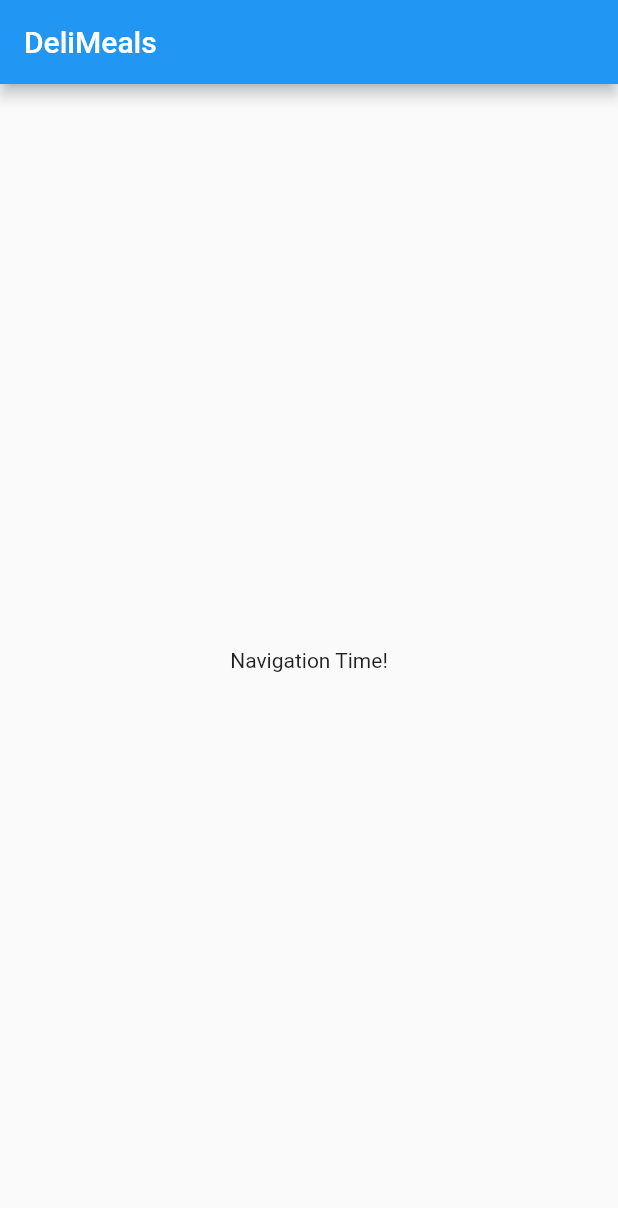
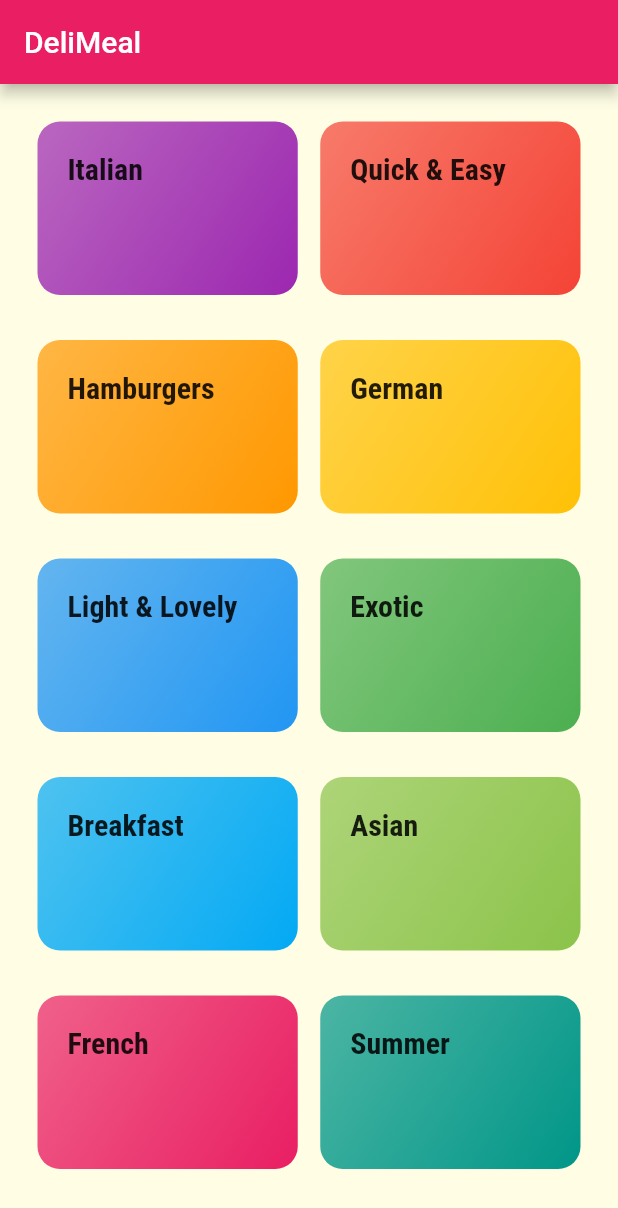
Before and after one commit to wcares/FlutterMealApp, a Flutter app: the screen it shows after launch, on a phone screen of 412 x 824 dp. Shown: the top 1208 px of the screen. Run offline on Flutter 3.47's test engine with Material 2 defaults, Android fonts, the phone set to English and light mode, and no system bars.

Commit message:
added assets and multiple screens

```diff
--- /dev/null
+++ b/lib/categories_screen.dart
@@ -0,0 +1,33 @@
+import 'package:flutter/material.dart';
+
+import './dummy_data.dart';
+import './category_item.dart';
+
+class CategoriesScreen extends StatelessWidget {
+  @override
+  Widget build(BuildContext context) {
+    return Scaffold(
+      appBar: AppBar(
+        title: const Text("DeliMeal"),
+      ),
+      body: GridView(
+        padding: const EdgeInsets.all(25),
+        children: DUMMY_CATEGORIES
+            .map(
+              (catData) => CategoryItem(
+                catData.id,
+                catData.title,
+                catData.color,
+              ),
+            )
+            .toList(),
+        gridDelegate: SliverGridDelegateWithMaxCrossAxisExtent(
+          maxCrossAxisExtent: 200,
+          childAspectRatio: 3 / 2,
+          crossAxisSpacing: 15,
+          mainAxisSpacing: 30,
+        ),
+      ),
+    );
+  }
+}
--- /dev/null
+++ b/lib/category_item.dart
@@ -0,0 +1,47 @@
+import 'package:flutter/material.dart';
+import './category_meals_screen.dart';
+
+class CategoryItem extends StatelessWidget {
+  final String id;
+  final String title;
+  final Color color;
+
+  CategoryItem(this.id, this.title, this.color);
+
+  void selectCategory(BuildContext ctx) {
+    Navigator.of(ctx).push(
+      MaterialPageRoute(
+        builder: (_) {
+          return CategoryMealsScreen(id, title);
+        },
+      ),
+    );
+  }
+
+  @override
+  Widget build(BuildContext context) {
+    return InkWell(
+      onTap: () => selectCategory(context),
+      splashColor: Theme.of(context).primaryColor,
+      borderRadius: BorderRadius.circular(15),
+      child: Container(
+        padding: const EdgeInsets.all(20),
+        child: Text(
+          title,
+          style: Theme.of(context).textTheme.titleMedium,
+        ),
+        decoration: BoxDecoration(
+          gradient: LinearGradient(
+            colors: [
+              color.withOpacity(0.7),
+              color,
+            ],
+            begin: Alignment.topLeft,
+            end: Alignment.bottomRight,
+          ),
+          borderRadius: BorderRadius.circular(15),
+        ),
+      ),
+    );
+  }
+}
--- /dev/null
+++ b/lib/category_meals_screen.dart
@@ -0,0 +1,22 @@
+import 'package:flutter/material.dart';
+
+class CategoryMealsScreen extends StatelessWidget {
+  final String categoryId;
+  final String categoryTitle;
+
+  CategoryMealsScreen(this.categoryId, this.categoryTitle);
+
+  @override
+  Widget build(BuildContext context) {
+    return Scaffold(
+      appBar: AppBar(
+        title: Text(categoryTitle),
+      ),
+      body: Center(
+        child: const Text(
+          'The Recipes for the Category!',
+        ),
+      ),
+    );
+  }
+}
--- /dev/null
+++ b/lib/dummy_data.dart
@@ -0,0 +1,56 @@
+import 'package:flutter/material.dart';
+
+import './models/category.dart';
+
+const DUMMY_CATEGORIES = const [
+  Category(
+    id: 'c1',
+    title: 'Italian',
+    color: Colors.purple,
+  ),
+  Category(
+    id: 'c2',
+    title: 'Quick & Easy',
+    color: Colors.red,
+  ),
+  Category(
+    id: 'c3',
+    title: 'Hamburgers',
+    color: Colors.orange,
+  ),
+  Category(
+    id: 'c4',
+    title: 'German',
+    color: Colors.amber,
+  ),
+  Category(
+    id: 'c5',
+    title: 'Light & Lovely',
+    color: Colors.blue,
+  ),
+  Category(
+    id: 'c6',
+    title: 'Exotic',
+    color: Colors.green,
+  ),
+  Category(
+    id: 'c7',
+    title: 'Breakfast',
+    color: Colors.lightBlue,
+  ),
+  Category(
+    id: 'c8',
+    title: 'Asian',
+    color: Colors.lightGreen,
+  ),
+  Category(
+    id: 'c9',
+    title: 'French',
+    color: Colors.pink,
+  ),
+  Category(
+    id: 'c10',
+    title: 'Summer',
+    color: Colors.teal,
+  ),
+];
--- a/lib/main.dart
+++ b/lib/main.dart
@@ -1,4 +1,5 @@
 import 'package:flutter/material.dart';
+import './categories_screen.dart';
 
 void main() => runApp(MyApp());
 
@@ -8,29 +9,24 @@ class MyApp extends StatelessWidget {
     return MaterialApp(
       title: 'DeliMeals',
       theme: ThemeData(
-        primarySwatch: Colors.blue,
-      ),
-      home: MyHomePage(),
+          primarySwatch: Colors.pink,
+          accentColor: Colors.amber,
+          canvasColor: Color.fromRGBO(255, 254, 229, 1),
+          fontFamily: 'Raleway',
+          textTheme: ThemeData.light().textTheme.copyWith(
+                bodyMedium: TextStyle(
+                  color: Color.fromRGBO(20, 51, 51, 1),
+                ),
+                bodySmall: TextStyle(
+                  color: Color.fromRGBO(20, 51, 51, 1),
+                ),
+                titleMedium: TextStyle(
+                  fontSize: 20,
+                  fontFamily: 'RobotoCondensed',
+                  fontWeight: FontWeight.bold,
+                ),
+              )),
+      home: CategoriesScreen(),
     );
   }
 }
-
-class MyHomePage extends StatefulWidget {
-    @override
-  _MyHomePageState createState() => _MyHomePageState();
-}
-
-class _MyHomePageState extends State<MyHomePage> {
-
-  @override
-  Widget build(BuildContext context) {
-    return Scaffold(
-      appBar: AppBar(
-        title: Text('DeliMeals'),
-      ),
-      body: Center(
-        child: Text('Navigation Time!'),
-      ),
-    );
-  }
-}
--- /dev/null
+++ b/lib/models/category.dart
@@ -0,0 +1,13 @@
+import 'package:flutter/material.dart';
+
+class Category {
+  final String id;
+  final String title;
+  final Color color;
+
+  const Category({
+    @required this.id,
+    @required this.title,
+    this.color = Colors.orange,
+  });
+}
```
Also changed, not shown: pubspec.yaml (+17 -6 lines), assets/fonts/Raleway-Black.ttf (added), assets/fonts/Raleway-Bold.ttf (added), assets/fonts/Raleway-Regular.ttf (added), assets/fonts/RobotoCondensed-Bold.ttf (added), assets/fonts/RobotoCondensed-Italic.ttf (added), assets/fonts/RobotoCondensed-Light.ttf (added), assets/fonts/RobotoCondensed-Regular.ttf (added).
